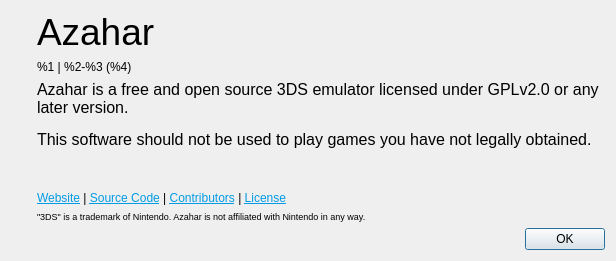
Before: the Qt Designer form src/citra_qt/aboutdialog.ui in azahar-emu/azahar, drawn with Qt 5.
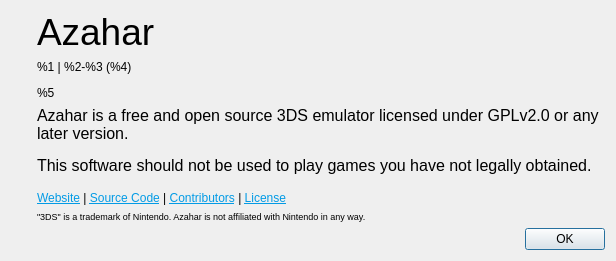
After: the same form once the commit is applied. Icons and pictures are not drawn.

```diff
--- a/src/citra_qt/aboutdialog.ui
+++ b/src/citra_qt/aboutdialog.ui
@@ -70,7 +70,7 @@
           </sizepolicy>
          </property>
          <property name="text">
-          <string notr="true">&lt;html&gt;&lt;head/&gt;&lt;body&gt;&lt;p&gt;%1 | %2-%3 (%4)&lt;/p&gt;&lt;/body&gt;&lt;/html&gt;</string>
+          <string notr="true">&lt;html&gt;&lt;head/&gt;&lt;body&gt;&lt;p&gt;%1 | %2-%3 (%4)&lt;/p&gt;&lt;p&gt;%5&lt;/p&gt;&lt;/body&gt;&lt;/html&gt;</string>
          </property>
         </widget>
        </item>
```
